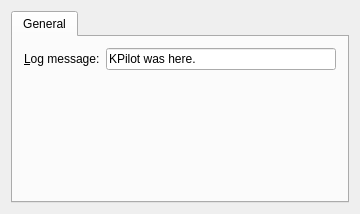
Qt form kpilot/conduits/null/setup_base.ui (chusopr/kdepim-ktimetracker-akonadi) before a commit.
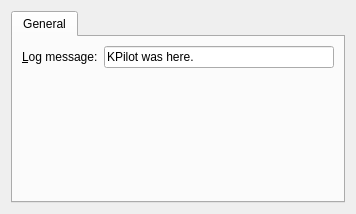
The same form after that commit. Custom widgets are drawn as their Qt base class.

Diff of the .ui file:
```diff
--- a/kpilot/conduits/null/setup_base.ui
+++ b/kpilot/conduits/null/setup_base.ui
@@ -86,8 +86,6 @@
    </item>
   </layout>
  </widget>
- <layoutdefault spacing="6" margin="11" />
- <pixmapfunction>qPixmapFromMimeSource</pixmapfunction>
  <customwidgets>
   <customwidget>
    <class>KLineEdit</class>
```
